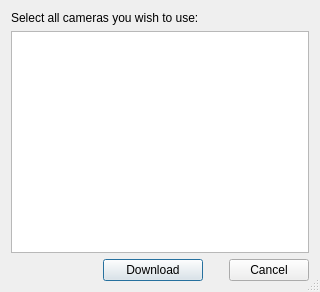
Above: kstars/ekos/capture/exposurecalculator/fileutilitycameradatadialog.ui from KDE/kstars before the change. Below: the same form after it.
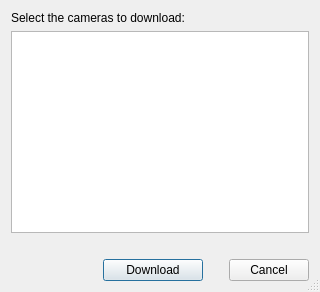
That is the form after the change.

Commit message: Exposure Calculator: download camera data from indilib/camera-data

Diff of the .ui file:
```diff
--- a/kstars/ekos/capture/exposurecalculator/fileutilitycameradatadialog.ui
+++ b/kstars/ekos/capture/exposurecalculator/fileutilitycameradatadialog.ui
@@ -98,11 +98,11 @@
    <item row="0" column="0" colspan="4">
     <widget class="QLabel" name="resultLable">
      <property name="text">
-      <string>Select all cameras you wish to use:</string>
+      <string>Select the cameras to download:</string>
      </property>
     </widget>
    </item>
-   <item row="4" column="0">
+   <item row="2" column="0" colspan="4">
     <widget class="QLabel" name="counter">
      <property name="minimumSize">
       <size>
@@ -113,6 +113,9 @@
      <property name="text">
       <string/>
      </property>
+     <property name="wordWrap">
+      <bool>true</bool>
+     </property>
     </widget>
    </item>
   </layout>
```
The commit also changes 8 other files.
